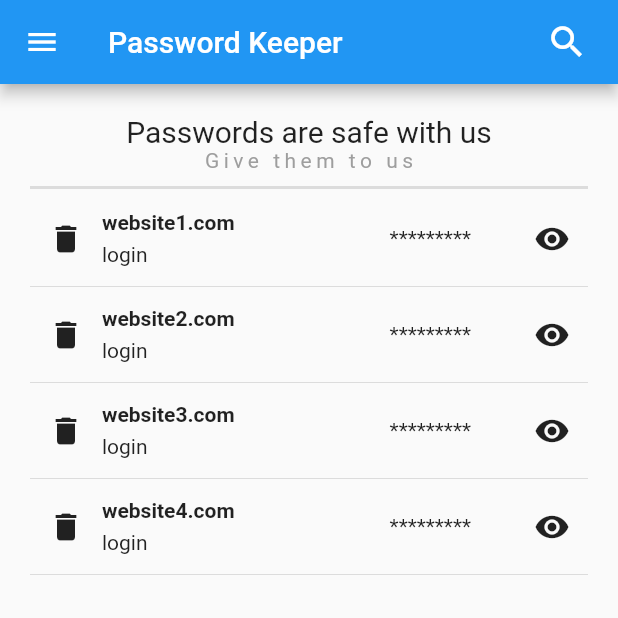
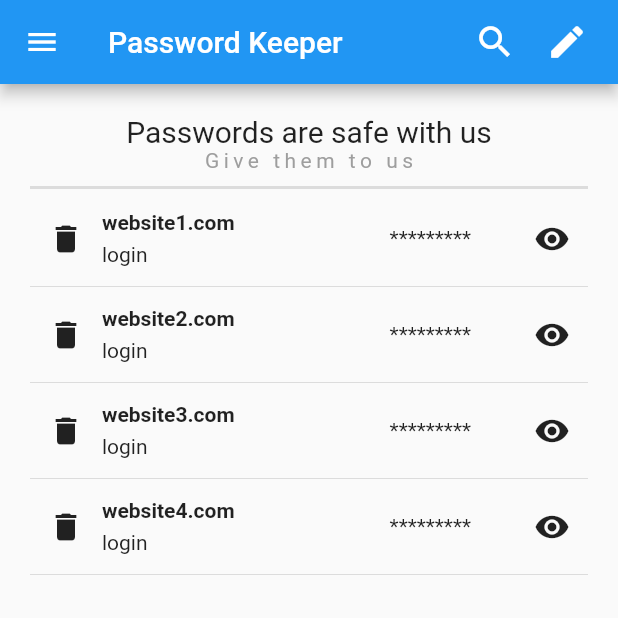
Before and after one commit to Stempnio/password-keeper, a Flutter app: the screen it shows after launch, on a phone screen of 412 x 824 dp, the top half of it. Run offline on Flutter 3.47's test engine with Material 2 defaults, Android fonts, the phone set to English and light mode, and no system bars; our stand-ins replace loading_animation_widget.

Commit message:
feat[password_keeper]: animation on loading credentials
added credentials repository (credentials are fetched with delay to simulate network request)

```diff
--- a/lib/main.dart
+++ b/lib/main.dart
@@ -1,7 +1,9 @@
 import 'package:flutter/material.dart';
 import 'package:password_keeper/model/Credentials.dart';
+import 'package:password_keeper/repository/credentials_repository.dart';
 import 'package:password_keeper/view/home/credentials_row.dart';
 import 'package:password_keeper/view/home/top_caption.dart';
+import 'package:loading_animation_widget/loading_animation_widget.dart';
 
 void main() {
   runApp(const PasswordKeeperApp());
@@ -15,21 +17,29 @@ class PasswordKeeperApp extends StatefulWidget {
 }
 
 class _PasswordKeeperAppState extends State<PasswordKeeperApp> {
-  // TODO: inject credentials
-  List<Credentials> credentials = [
-    Credentials(
-        websiteURL: 'website1.com', login: 'login', passwordHash: 'pass1'),
-    Credentials(
-        websiteURL: 'website2.com', login: 'login', passwordHash: 'pass2'),
-    Credentials(
-        websiteURL: 'website3.com', login: 'login', passwordHash: 'pass3'),
-    Credentials(
-        websiteURL: 'website4.com', login: 'login', passwordHash: 'pass4'),
-  ];
+  CredentialsRepository credentialsRepository = CredentialsRepository();
+  bool loadingCredentials = true;
+
+  void getCredentials() async {
+    var result = await credentialsRepository.getCredentials();
+    setState(() {
+      credentials = result;
+      loadingCredentials = false;
+    });
+  }
+
+  List<Credentials> credentials = [];
+
+  @override
+  void initState() {
+    super.initState();
+    getCredentials();
+  }
 
   @override
   Widget build(BuildContext context) {
     return MaterialApp(
+      // routes: ,
       home: Scaffold(
         appBar: AppBar(
           title: const Text('Password Keeper'),
@@ -43,6 +53,16 @@ class _PasswordKeeperAppState extends State<PasswordKeeperApp> {
                   size: 28,
                 ),
               ),
+            ),
+            Padding(
+              padding: const EdgeInsets.only(right: 20),
+              child: GestureDetector(
+                onTap: () {},
+                child: const Icon(
+                  Icons.edit,
+                  size: 28,
+                ),
+              ),
             )
           ],
         ),
@@ -52,7 +72,20 @@ class _PasswordKeeperAppState extends State<PasswordKeeperApp> {
             child: Column(
               children: [
                 const TopCaption(),
-                Column(
+                loadingCredentials
+                    ? Column(
+                        children: [
+                          const Text('Loading data'),
+                          const SizedBox(
+                            height: 30,
+                          ),
+                          LoadingAnimationWidget.staggeredDotsWave(
+                              color: Colors.black, size: 70),
+                        ],
+                      )
+                    : credentials.isEmpty
+                        ? const Text('No passwords yet')
+                        : Column(
                             children: credentials
                                 .map(
                                   (e) => CredentialsRow(
@@ -72,7 +105,17 @@ class _PasswordKeeperAppState extends State<PasswordKeeperApp> {
         ),
         floatingActionButton: FloatingActionButton(
           backgroundColor: Colors.lightGreen,
-          onPressed: () {},
+          // TODO: sheet for adding credentials
+          onPressed: () {
+            setState(() {
+              credentials.add(
+                Credentials(
+                    websiteURL: 'websiteNew.com',
+                    login: 'login',
+                    passwordHash: 'passNew'),
+              );
+            });
+          },
           child: const Icon(
             Icons.add,
           ),
--- /dev/null
+++ b/lib/repository/credentials_repository.dart
@@ -0,0 +1,29 @@
+import '../model/Credentials.dart';
+
+class CredentialsRepository {
+  List<Credentials> _credentials = [
+    Credentials(
+        websiteURL: 'website1.com', login: 'login', passwordHash: 'pass1'),
+    Credentials(
+        websiteURL: 'website2.com', login: 'login', passwordHash: 'pass2'),
+    Credentials(
+        websiteURL: 'website3.com', login: 'login', passwordHash: 'pass3'),
+    Credentials(
+        websiteURL: 'website4.com', login: 'login', passwordHash: 'pass4'),
+  ];
+
+  getCredentials() async {
+    List<Credentials> result = await Future.delayed(
+      const Duration(seconds: 2),
+      () {
+        return _credentials;
+      },
+    );
+
+    return result;
+  }
+
+  deleteCredentials(Credentials el) {
+    _credentials.remove(el);
+  }
+}
--- a/pubspec.yaml
+++ b/pubspec.yaml
@@ -31,6 +31,7 @@ environment:
 dependencies:
   flutter:
     sdk: flutter
+  loading_animation_widget:
 
 
   # The following adds the Cupertino Icons font to your application.
```
Also changed, not shown: pubspec.lock. Lines whose indentation alone changed are shown as unchanged.
